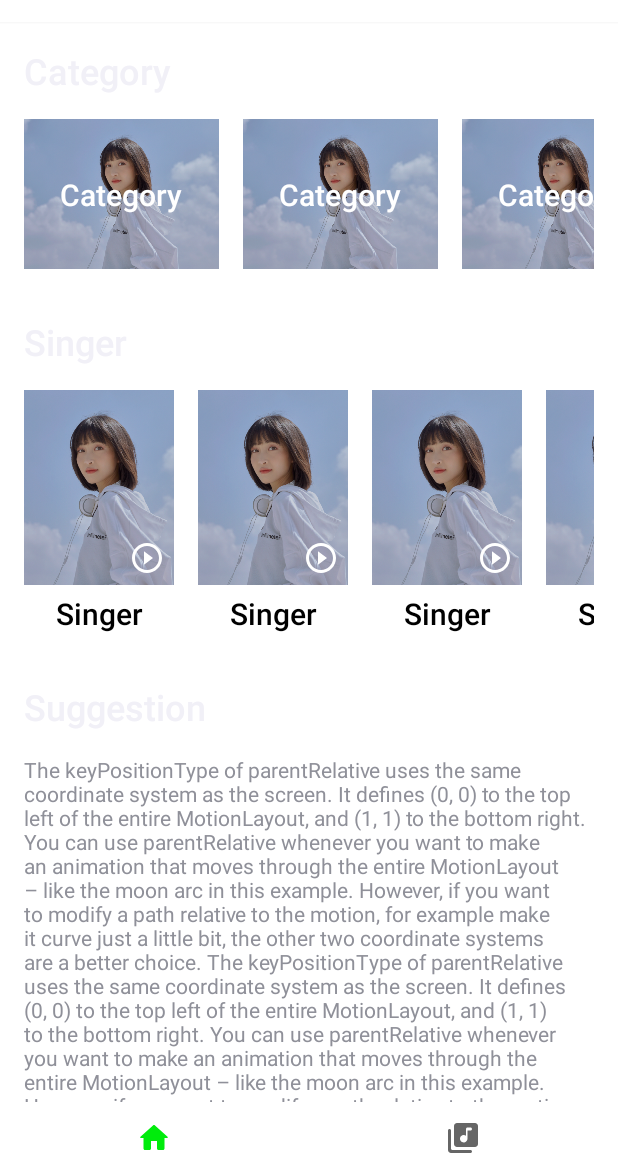
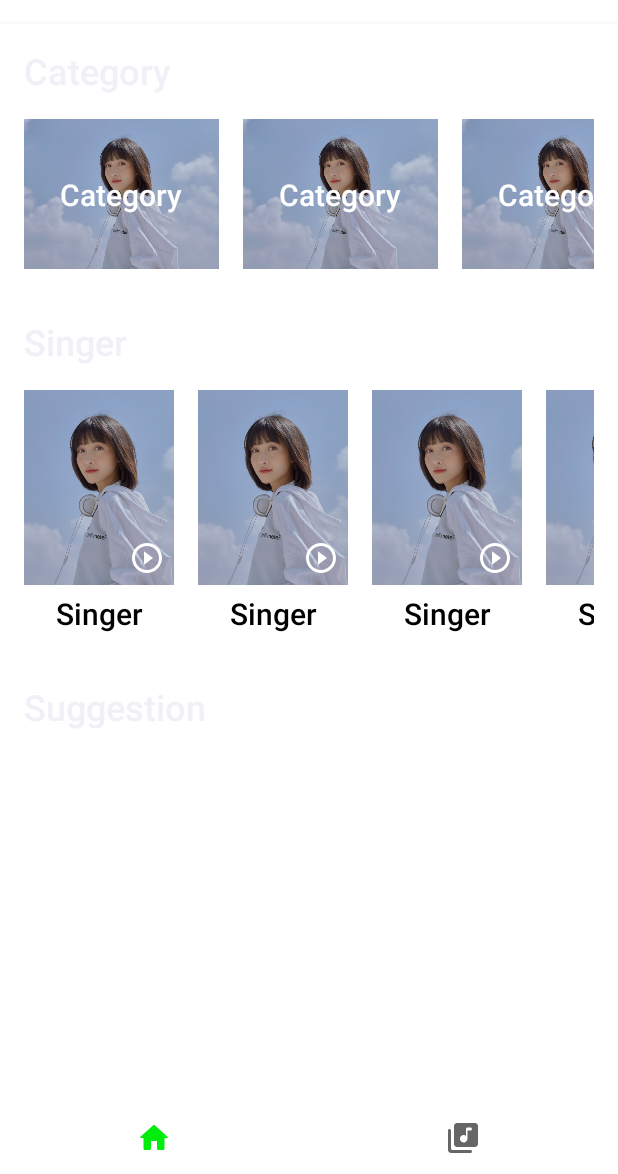
Before and after one commit to TuanTeo/TuanAmThanh, an Android app: the screen it shows after launch (MainActivity), on a phone screen of 412 x 824 dp, the part 62-1236 px from its top. Run offline under Robolectric (Android 15) with nearby library versions, the light colour scheme and no system bars; our stand-ins replace Firebase (no records; nobody signed in at launch, a user with empty details on screens opened directly); pictures from the network do not load.

Commit message:
Lấy thông tin bài hát trên Firebase

```diff
--- a/app/src/main/AndroidManifest.xml
+++ b/app/src/main/AndroidManifest.xml
@@ -2,6 +2,7 @@
 <manifest xmlns:android="http://schemas.android.com/apk/res/android"
     package="com.dev.tuanteo.tuanamthanh">
 
+    <uses-permission android:name="android.permission.INTERNET"/>
     <uses-permission android:name="android.permission.READ_EXTERNAL_STORAGE" />
     <uses-permission android:name="android.permission.FOREGROUND_SERVICE"/>
 
--- a/app/src/main/java/com/dev/tuanteo/tuanamthanh/MainActivity.java
+++ b/app/src/main/java/com/dev/tuanteo/tuanamthanh/MainActivity.java
@@ -285,6 +285,7 @@ public class MainActivity extends AppCompatActivity implements ILocalSongClickLi
      * @param song bài hát đang phát
      */
     private void updateUIMainPlayerController(Song song) {
+        // TODO: 11/28/2021 Cap nhat anh dai dien cua bai hat
         LogUtils.log("updateUIMainPlayerController " + song.getName());
         mSongNameController.setText(song.getName());
         mSingerNameController.setText(song.getArtist());
--- /dev/null
+++ b/app/src/main/java/com/dev/tuanteo/tuanamthanh/adapter/ListSuggestAdapter.java
@@ -0,0 +1,88 @@
+package com.dev.tuanteo.tuanamthanh.adapter;
+
+import android.content.Context;
+import android.view.LayoutInflater;
+import android.view.View;
+import android.view.ViewGroup;
+import android.widget.ImageView;
+import android.widget.TextView;
+
+import androidx.annotation.NonNull;
+import androidx.recyclerview.widget.RecyclerView;
+
+import com.bumptech.glide.Glide;
+import com.dev.tuanteo.tuanamthanh.R;
+import com.dev.tuanteo.tuanamthanh.api.FirebaseFireStoreAPI;
+import com.dev.tuanteo.tuanamthanh.listener.IFirebaseListener;
+import com.dev.tuanteo.tuanamthanh.object.Song;
+
+import java.util.ArrayList;
+import java.util.List;
+
+import javax.annotation.Nonnull;
+
+public class ListSuggestAdapter extends RecyclerView.Adapter<ListSuggestAdapter.ViewHolder>
+    implements IFirebaseListener
+{
+
+    private Context mContext;
+    private List<Song> mListSuggestSong = new ArrayList<>();
+
+    public ListSuggestAdapter(Context context) {
+        mContext = context;
+        /*TuanTeo: Lay du lieu tren Firebase */
+        FirebaseFireStoreAPI.getListSong(FirebaseFireStoreAPI.ALL_SONG_DB, this);
+    }
+
+    @Override
+    public ViewHolder onCreateViewHolder(@NonNull @Nonnull ViewGroup parent, int viewType) {
+        LayoutInflater inflater = LayoutInflater.from(mContext);
+        View view = inflater.inflate(R.layout.local_song_item, parent, false);
+        return new ListSuggestAdapter.ViewHolder(view);
+    }
+
+    @Override
+    public void onBindViewHolder(@NonNull @Nonnull ViewHolder holder, int position) {
+        holder.getSongName().setText(mListSuggestSong.get(position).getName());
+        holder.getSingerName().setText(mListSuggestSong.get(position).getArtist());
+        Glide.with(mContext).load(mListSuggestSong.get(position).getImage()).into(holder.getSongImageview());
+    }
+
+    @Override
+    public int getItemCount() {
+        return mListSuggestSong.size();
+    }
+
+    @Override
+    public void updateComplete(ArrayList<Song> listSong) {
+        mListSuggestSong.clear();
+        mListSuggestSong = listSong;
+        notifyDataSetChanged();
+    }
+
+    public class ViewHolder extends RecyclerView.ViewHolder {
+
+        private TextView mSongName;
+        private TextView mSingerName;
+        private ImageView mSongImageview;
+
+        public ViewHolder(@NonNull View itemView) {
+            super(itemView);
+            mSongName = itemView.findViewById(R.id.local_song_name);
+            mSingerName = itemView.findViewById(R.id.local_singer_name);
+            mSongImageview = itemView.findViewById(R.id.local_song_image_view);
+        }
+
+        public ImageView getSongImageview() {
+            return mSongImageview;
+        }
+
+        public TextView getSongName() {
+            return mSongName;
+        }
+
+        public TextView getSingerName() {
+            return mSingerName;
+        }
+    }
+}
--- /dev/null
+++ b/app/src/main/java/com/dev/tuanteo/tuanamthanh/api/FirebaseFireStoreAPI.java
@@ -0,0 +1,45 @@
+package com.dev.tuanteo.tuanamthanh.api;
+
+import android.util.Log;
+
+import com.dev.tuanteo.tuanamthanh.listener.IFirebaseListener;
+import com.dev.tuanteo.tuanamthanh.object.Song;
+import com.google.firebase.firestore.FirebaseFirestore;
+import com.google.firebase.firestore.QueryDocumentSnapshot;
+
+import java.util.ArrayList;
+
+public class FirebaseFireStoreAPI {
+    public static final String ALL_SONG_DB = "song";
+
+    /**
+     * TuanTeo: Get all song from firebase
+     * @return
+     */
+    public static ArrayList<Song> getListSong(String Database, final IFirebaseListener listener) {
+        ArrayList<Song> listSuggestSong = new ArrayList<>();
+        FirebaseFirestore db = FirebaseFirestore.getInstance();
+
+        db.collection(Database).get().addOnCompleteListener(task -> {
+            if (task.isSuccessful()) {
+                for (QueryDocumentSnapshot document : task.getResult()) {
+                    Log.d("FirebaseFirestore", document.getId() + " => " + document.getData());
+
+                    Song song = new Song();
+                    song.setName(document.getString("name"));
+                    song.setArtist(document.getString("singer"));
+                    song.setImage(document.getString("artist_image"));
+
+                    listSuggestSong.add(song);
+                }
+
+                /*TuanTeo: notify about update complete */
+                listener.updateComplete(listSuggestSong);
+            } else {
+                Log.d("FirebaseFirestore", "Error getting document ", task.getException());
+            }
+        });
+
+        return listSuggestSong;
+    }
+}
--- a/app/src/main/java/com/dev/tuanteo/tuanamthanh/fragment/HomeFragment.java
+++ b/app/src/main/java/com/dev/tuanteo/tuanamthanh/fragment/HomeFragment.java
@@ -16,12 +16,14 @@ import androidx.recyclerview.widget.RecyclerView;
 import com.dev.tuanteo.tuanamthanh.R;
 import com.dev.tuanteo.tuanamthanh.adapter.ListCategoryAdapter;
 import com.dev.tuanteo.tuanamthanh.adapter.ListSingerAdapter;
+import com.dev.tuanteo.tuanamthanh.adapter.ListSuggestAdapter;
 
 public class HomeFragment extends Fragment {
 
     private Context mContext;
     private RecyclerView mCategoryRecyclerView;
     private RecyclerView mSingerRecyclerView;
+    private RecyclerView mSuggestRecyclerView;
 
     public HomeFragment(Context context) {
         this.mContext = context;
@@ -55,5 +57,11 @@ public class HomeFragment extends Fragment {
         mSingerRecyclerView = view.findViewById(R.id.singer_recycler_view);
         mSingerRecyclerView.setAdapter(new ListSingerAdapter(mContext));
         mSingerRecyclerView.setLayoutManager(singerLayoutManager);
+
+        LinearLayoutManager suggestLayoutManager
+                = new LinearLayoutManager(mContext, LinearLayoutManager.VERTICAL, false);
+        mSuggestRecyclerView = view.findViewById(R.id.suggestion_recycler_view);
+        mSuggestRecyclerView.setAdapter(new ListSuggestAdapter(mContext));
+        mSuggestRecyclerView.setLayoutManager(suggestLayoutManager);
     }
 }
--- /dev/null
+++ b/app/src/main/java/com/dev/tuanteo/tuanamthanh/listener/IFirebaseListener.java
@@ -0,0 +1,9 @@
+package com.dev.tuanteo.tuanamthanh.listener;
+
+import com.dev.tuanteo.tuanamthanh.object.Song;
+
+import java.util.ArrayList;
+
+public interface IFirebaseListener {
+    void updateComplete(ArrayList<Song> listSong);
+}
--- a/app/src/main/java/com/dev/tuanteo/tuanamthanh/service/MediaPlayService.java
+++ b/app/src/main/java/com/dev/tuanteo/tuanamthanh/service/MediaPlayService.java
@@ -354,6 +354,7 @@ public class MediaPlayService extends Service {
         PendingIntent playPending = PendingIntent.getBroadcast(getApplicationContext(), 0,
                 playIntent, PendingIntent.FLAG_UPDATE_CURRENT);
 
+        // TODO: 11/28/2021 Cap nhat hinh dai dien cua bai hat
         return new NotificationCompat.Builder(getApplicationContext(), MEDIA_CHANNEL_ID)
                 .setContentTitle(songName)
                 .setContentText(singerName)
--- a/app/src/main/res/layout/home_pager.xml
+++ b/app/src/main/res/layout/home_pager.xml
@@ -70,12 +70,12 @@
             app:layout_constraintStart_toStartOf="parent"
             app:layout_constraintTop_toBottomOf="@id/suggestion_text" />
 
-        <TextView
-            android:layout_width="match_parent"
-            android:layout_height="wrap_content"
-            android:text="@string/fake_long_text"
-            app:layout_constraintEnd_toEndOf="parent"
-            app:layout_constraintStart_toStartOf="parent"
-            app:layout_constraintTop_toBottomOf="@+id/suggestion_recycler_view" />
+<!--        <TextView-->
+<!--            android:layout_width="match_parent"-->
+<!--            android:layout_height="wrap_content"-->
+<!--            android:text="@string/fake_long_text"-->
+<!--            app:layout_constraintEnd_toEndOf="parent"-->
+<!--            app:layout_constraintStart_toStartOf="parent"-->
+<!--            app:layout_constraintTop_toBottomOf="@+id/suggestion_recycler_view" />-->
     </androidx.constraintlayout.widget.ConstraintLayout>
 </androidx.core.widget.NestedScrollView>
```
Also changed, not shown: app/build.gradle (+7 -0 lines), app/src/main/java/com/dev/tuanteo/tuanamthanh/object/Song.java (+9 -0 lines).
